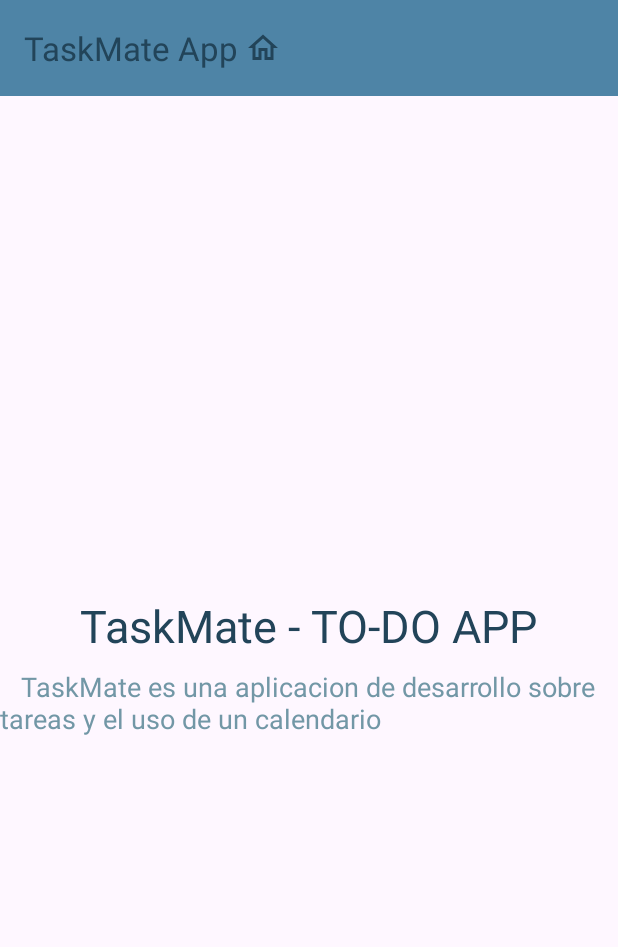
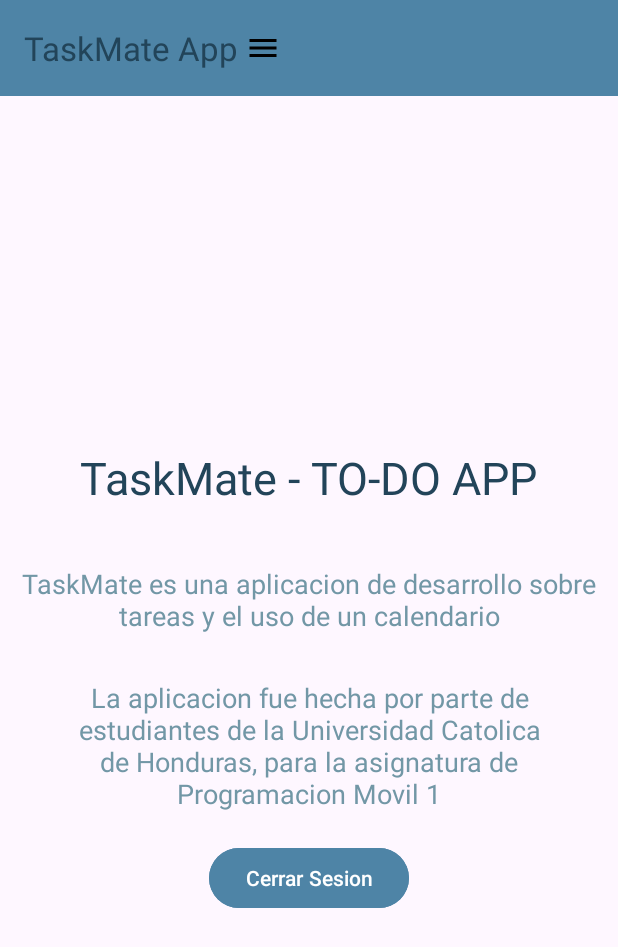
Before and after one commit to jrhdezesp/TaskMateApp, an Android app: the MainActivity screen opened directly, with no data from a screen before it, on a phone screen of 412 x 824 dp. Shown: the top 947 px of the screen. Run offline under Robolectric (Android 15) with nearby library versions, the phone set to English and light mode, and no system bars.

Commit message:
diseños
avance

```diff
--- /dev/null
+++ b/app/src/main/res/drawable/menu_selector.xml
@@ -0,0 +1,5 @@
+<vector xmlns:android="http://schemas.android.com/apk/res/android" android:height="24dp" android:tint="#000000" android:viewportHeight="24" android:viewportWidth="24" android:width="24dp">
+
+    <path android:fillColor="@android:color/white" android:pathData="M3,18h18v-2L3,16v2zM3,13h18v-2L3,11v2zM3,6v2h18L21,6L3,6z"/>
+
+</vector>
--- a/app/src/main/res/layout/activity_administracion_usuarios.xml
+++ b/app/src/main/res/layout/activity_administracion_usuarios.xml
@@ -66,7 +66,7 @@
         app:layout_constraintHorizontal_bias="0.498"
         app:layout_constraintStart_toStartOf="parent"
         app:layout_constraintTop_toTopOf="parent"
-        app:layout_constraintVertical_bias="0.849" />
+        app:layout_constraintVertical_bias="0.826" />
 
     <EditText
         android:id="@+id/editTextText2"
--- a/app/src/main/res/layout/activity_main.xml
+++ b/app/src/main/res/layout/activity_main.xml
@@ -29,9 +29,8 @@
                 android:layout_gravity="start"
                 android:background="?attr/selectableItemBackgroundBorderless"
                 android:contentDescription="@string/searchbar_scrolling_view_behavior"
-                android:src="@drawable/home"
+                android:src="@drawable/menu_selector"
                 tools:ignore="TouchTargetSizeCheck" />
-
         </androidx.appcompat.widget.Toolbar>
 
         <FrameLayout
@@ -54,15 +53,42 @@
                     android:text="TaskMate - TO-DO APP"
                     android:textColor="#224459"
                     android:textSize="30sp"
-                    android:layout_marginBottom="8dp" /> <!-- Margen inferior para separación -->
+                    android:layout_marginBottom="8dp"
+                    android:padding="20dp"/>
 
                 <TextView
                     android:id="@+id/descripcion"
                     android:layout_width="wrap_content"
                     android:layout_height="wrap_content"
-                    android:text="   TaskMate es una aplicacion de desarrollo sobre     tareas y el uso de un calendario"
+                    android:gravity="center"
+                    android:text="TaskMate es una aplicacion de desarrollo sobre tareas y el uso de un calendario"
                     android:textColor="#7297A6"
-                    android:textSize="18sp" />
+                    android:textSize="18sp"
+                    android:padding="10dp"/>
+
+                <TextView
+                    android:id="@+id/descripcion2"
+                    android:layout_width="wrap_content"
+                    android:layout_height="wrap_content"
+                    android:gravity="center"
+                    android:text="La aplicacion fue hecha por parte de estudiantes de la Universidad Catolica de Honduras, para la asignatura de Programacion Movil 1"
+                    android:textColor="#7297A6"
+                    android:textSize="18sp"
+                    android:padding="20dp"/>
+
+                <Button
+                    android:id="@+id/btnCerrarSesion"
+                    android:layout_width="wrap_content"
+                    android:layout_height="wrap_content"
+                    android:backgroundTint="#4E84A6"
+                    android:text="Cerrar Sesion"
+                    android:textColorLink="#4E84A6"
+                    app:layout_constraintBottom_toBottomOf="parent"
+                    app:layout_constraintEnd_toEndOf="parent"
+                    app:layout_constraintHorizontal_bias="0.497"
+                    app:layout_constraintStart_toStartOf="parent"
+                    app:layout_constraintTop_toTopOf="parent"
+                    app:layout_constraintVertical_bias="0.764"/>
 
             </LinearLayout>
 
@@ -70,6 +96,7 @@
 
     </LinearLayout>
 
+    <!-- Margen inferior para separación-->
     <com.google.android.material.navigation.NavigationView
         android:id="@+id/nav_view"
         android:layout_width="match_parent"
```
